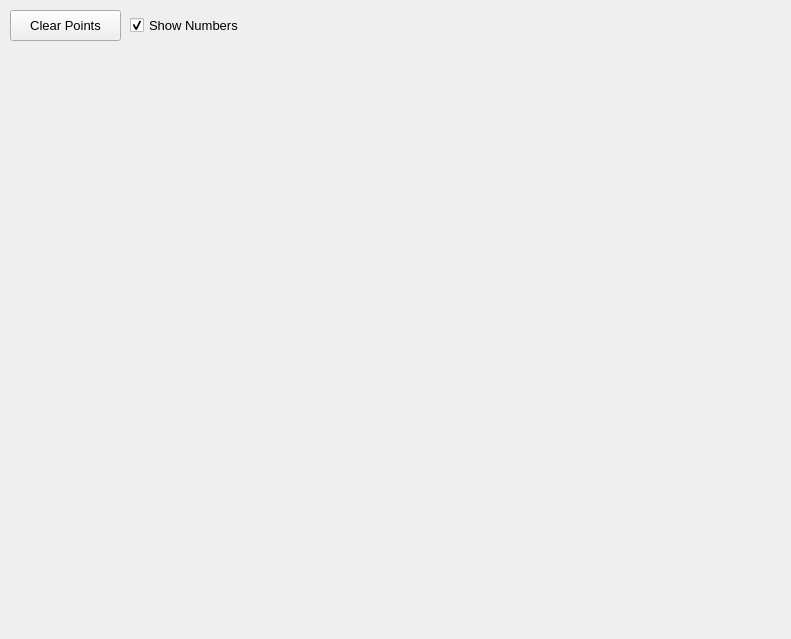
Before: the Qt Designer form mountwizzard/gui/hemisphere_dialog_ui.ui in sayitfast/MountWizzard3, drawn with Qt 5.
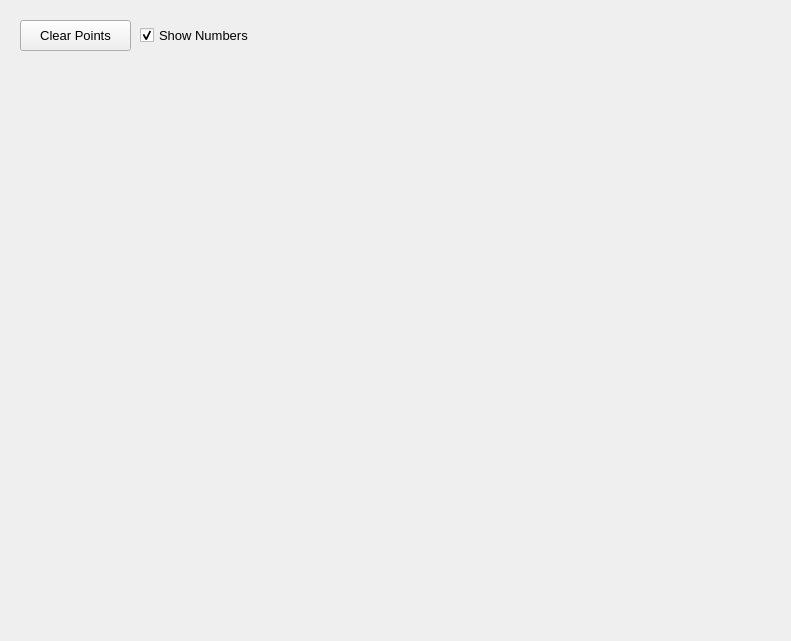
After: the same form once the commit is applied.

```diff
--- a/mountwizzard/gui/hemisphere_dialog_ui.ui
+++ b/mountwizzard/gui/hemisphere_dialog_ui.ui
@@ -7,7 +7,7 @@
     <x>0</x>
     <y>0</y>
     <width>791</width>
-    <height>639</height>
+    <height>641</height>
    </rect>
   </property>
   <property name="font">
@@ -25,9 +25,9 @@
    <property name="geometry">
     <rect>
      <x>10</x>
-     <y>60</y>
+     <y>80</y>
      <width>771</width>
-     <height>571</height>
+     <height>551</height>
     </rect>
    </property>
    <property name="autoFillBackground">
@@ -40,8 +40,8 @@
   <widget class="QPushButton" name="btn_deletePoints">
    <property name="geometry">
     <rect>
-     <x>10</x>
-     <y>10</y>
+     <x>20</x>
+     <y>20</y>
      <width>111</width>
      <height>31</height>
     </rect>
@@ -61,8 +61,8 @@
   <widget class="QCheckBox" name="checkShowNumbers">
    <property name="geometry">
     <rect>
-     <x>130</x>
-     <y>10</y>
+     <x>140</x>
+     <y>20</y>
      <width>111</width>
      <height>31</height>
     </rect>
@@ -90,8 +90,8 @@
     <rect>
      <x>0</x>
      <y>0</y>
-     <width>791</width>
-     <height>51</height>
+     <width>790</width>
+     <height>71</height>
     </rect>
    </property>
    <property name="text">
```
